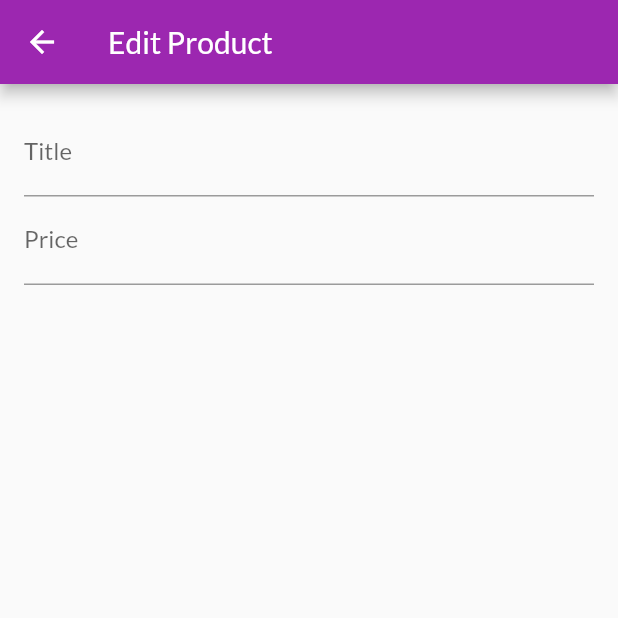
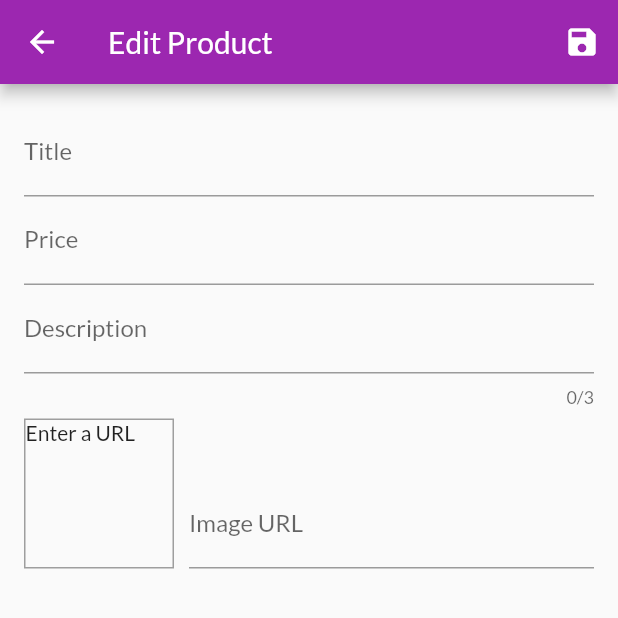
Before and after one commit to iovigi/Flutter-Course-Examples, a Flutter app: the EditProductScreen screen opened by its route, on a phone screen of 412 x 824 dp, the top half of it. Run offline on Flutter 3.47's test engine with Material 2 defaults, Android fonts, the phone set to English and light mode, and no system bars; network calls fail.

Commit message:
submitting form

```diff
--- a/shop/lib/screens/edit_product_screen.dart
+++ b/shop/lib/screens/edit_product_screen.dart
@@ -1,4 +1,5 @@
 import 'package:flutter/material.dart';
+import '../providers/product.dart';
 
 class EditProductScreen extends StatefulWidget {
   static String routeName = '/edit-product';
@@ -9,14 +10,50 @@ class EditProductScreen extends StatefulWidget {
 
 class _EditProductScreenState extends State<EditProductScreen> {
   final _priceFocusNode = FocusNode();
+  final _descriptionFocusNode = FocusNode();
+  final _imageUrlController = new TextEditingController();
+  final _imageUrlFocusNode = new FocusNode();
+  final _form = GlobalKey<FormState>();
+  var _editedProduct =
+      Product(id: null, title: '', price: 0, description: '', imageUrl: '');
+
+  @override
+  void initState() {
+    _imageUrlFocusNode.addListener(_updateImageUrl);
+    super.initState();
+  }
+
+  @override
+  void dispose() {
+    _priceFocusNode.dispose();
+    _descriptionFocusNode.dispose();
+    _imageUrlController.dispose();
+    _imageUrlFocusNode.removeListener(_updateImageUrl);
+    _imageUrlFocusNode.dispose();
+    super.dispose();
+  }
+
+  void _updateImageUrl() {
+    if (!_imageUrlFocusNode.hasFocus) {
+      setState(() {});
+    }
+  }
+
+  void _saveForm() {
+    _form.currentState.save();
+  }
 
   @override
   Widget build(BuildContext context) {
     return Scaffold(
-        appBar: AppBar(title: Text('Edit Product')),
+        appBar: AppBar(
+          title: Text('Edit Product'),
+          actions: [IconButton(icon: Icon(Icons.save), onPressed: _saveForm)],
+        ),
         body: Padding(
           padding: const EdgeInsets.all(16.0),
           child: Form(
+            key: _form,
             child: ListView(
               children: [
                 TextFormField(
@@ -25,13 +62,84 @@ class _EditProductScreenState extends State<EditProductScreen> {
                   onFieldSubmitted: (_) {
                     FocusScope.of(context).requestFocus(_priceFocusNode);
                   },
+                  onSaved: (value) {
+                    _editedProduct = Product(
+                        title: value,
+                        id: _editedProduct.id,
+                        description: _editedProduct.description,
+                        imageUrl: _editedProduct.imageUrl,
+                        price: _editedProduct.price);
+                  },
                 ),
                 TextFormField(
                   decoration: InputDecoration(labelText: 'Price'),
                   textInputAction: TextInputAction.next,
                   keyboardType: TextInputType.number,
                   focusNode: _priceFocusNode,
+                  onFieldSubmitted: (_) {
+                    FocusScope.of(context).requestFocus(_descriptionFocusNode);
+                  },
+                  onSaved: (value) {
+                    _editedProduct = Product(
+                        title: _editedProduct.title,
+                        id: _editedProduct.id,
+                        description: _editedProduct.description,
+                        imageUrl: _editedProduct.imageUrl,
+                        price: double.parse(value));
+                  },
                 ),
+                TextFormField(
+                  decoration: InputDecoration(labelText: 'Description'),
+                  maxLength: 3,
+                  keyboardType: TextInputType.multiline,
+                  focusNode: _descriptionFocusNode,
+                  onSaved: (value) {
+                    _editedProduct = Product(
+                        title: _editedProduct.title,
+                        id: _editedProduct.id,
+                        description: value,
+                        imageUrl: _editedProduct.imageUrl,
+                        price: _editedProduct.price);
+                  },
+                ),
+                Row(
+                  crossAxisAlignment: CrossAxisAlignment.end,
+                  children: [
+                    Container(
+                      width: 100,
+                      height: 100,
+                      margin: EdgeInsets.only(top: 8, right: 10),
+                      decoration: BoxDecoration(
+                          border: Border.all(width: 1, color: Colors.grey)),
+                      child: _imageUrlController.text.isEmpty
+                          ? Text('Enter a URL')
+                          : FittedBox(
+                              child: Image.network(
+                                _imageUrlController.text,
+                                fit: BoxFit.cover,
+                              ),
+                            ),
+                    ),
+                    Expanded(
+                      child: TextFormField(
+                        decoration: InputDecoration(labelText: 'Image URL'),
+                        keyboardType: TextInputType.url,
+                        controller: _imageUrlController,
+                        focusNode: _imageUrlFocusNode,
+                        textInputAction: TextInputAction.done,
+                        onFieldSubmitted: (_) => _saveForm(),
+                        onSaved: (value) {
+                          _editedProduct = Product(
+                              title: _editedProduct.title,
+                              id: _editedProduct.id,
+                              description: _editedProduct.description,
+                              imageUrl: value,
+                              price: _editedProduct.price);
+                        },
+                      ),
+                    )
+                  ],
+                )
               ],
             ),
           ),
```
